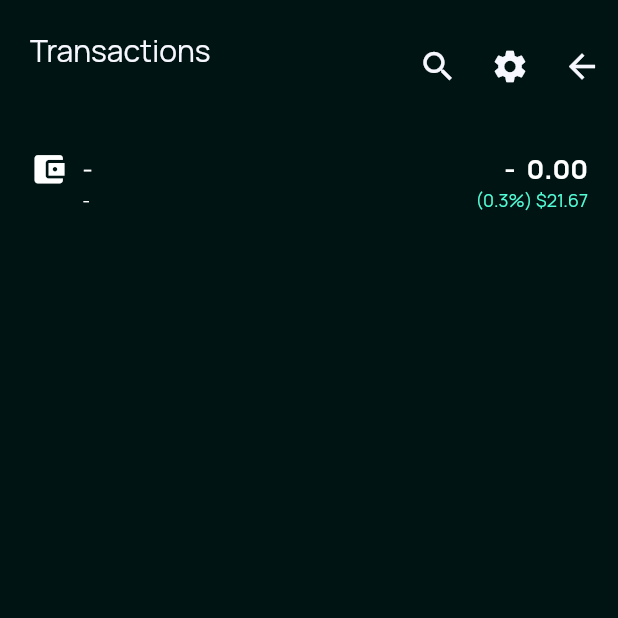
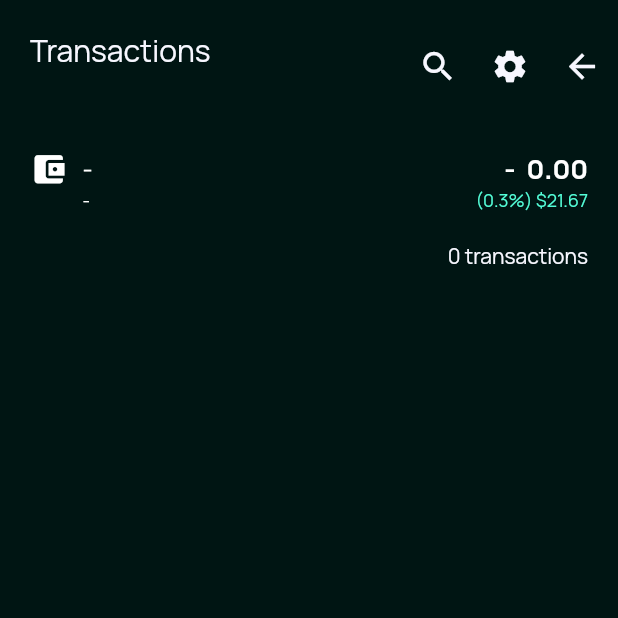
Before and after one commit to pierrickmartino/walletexplorer, a Flutter app: the Transactions screen opened by its route, on a phone screen of 412 x 824 dp, the top half of it. Run offline on Flutter 3.47's test engine with Material 2 defaults, Android fonts, the phone set to English and light mode, and no system bars; our stand-ins replace cached_network_image, charts_flutter, cloud_firestore, date_format, dynamic_theme, firebase_auth and 4 more; missing offline and left inert: snack; accounts and stored records are empty.

Commit message:
Transactions - show a counter to indicate transactions results

```diff
--- a/lib/ui/screens/overview.dart
+++ b/lib/ui/screens/overview.dart
@@ -30,6 +30,8 @@ class _OverviewState extends State<Overview> {
           mainAxisAlignment: MainAxisAlignment.end,
           children: <Widget>[
             FlatButton(
+                shape: RoundedRectangleBorder(
+                    borderRadius: BorderRadius.circular(10)),
                 onPressed: () {
                   Navigator.pushNamed(
                     context,
--- a/lib/ui/screens/transactions.dart
+++ b/lib/ui/screens/transactions.dart
@@ -1,6 +1,7 @@
 import 'package:flutter/material.dart';
 
 import 'package:provider/provider.dart';
+import 'package:walletexplorer/ui/widgets/transaction_counter.dart';
 import 'package:walletexplorer/ui/widgets/transaction_ui.dart';
 
 import '../../core/viewmodels/CRUDModel.dart';
@@ -75,10 +76,12 @@ class _TransactionsState extends State<Transactions> {
                   currency: currentAccount.currency,
                   depositary: currentAccount.bank,
                 ),
+                TransactionCounter(
+                    numberOfTransactions: transactions.length.toString()),
+                //SearchTransaction(editingController: editingController),
                 SizedBox(
                   height: 15,
                 ),
-                //SearchTransaction(editingController: editingController),
                 Expanded(
                     child: ListView.builder(
                   shrinkWrap: true,
--- a/lib/ui/widgets/account_ui.dart
+++ b/lib/ui/widgets/account_ui.dart
@@ -340,6 +340,8 @@ class _AccountState extends State<AccountUI> {
               //     },
               //     child: Text('see untyped transactions')),
               FlatButton(
+                  shape: RoundedRectangleBorder(
+                      borderRadius: BorderRadius.circular(10)),
                   onPressed: () {
                     Navigator.pushNamed(
                       context,
--- /dev/null
+++ b/lib/ui/widgets/transaction_counter.dart
@@ -0,0 +1,26 @@
+import 'package:flutter/material.dart';
+
+class TransactionCounter extends StatefulWidget {
+  final String numberOfTransactions;
+  TransactionCounter({Key key, this.numberOfTransactions}) : super(key: key);
+
+  @override
+  _TransactionCounterState createState() => _TransactionCounterState();
+}
+
+class _TransactionCounterState extends State<TransactionCounter> {
+  @override
+  Widget build(BuildContext context) {
+    return Padding(
+        padding: const EdgeInsets.fromLTRB(20, 20, 20, 0),
+        child: Row(
+            mainAxisSize: MainAxisSize.max,
+            mainAxisAlignment: MainAxisAlignment.end,
+            children: <Widget>[
+              Text(
+                widget.numberOfTransactions.toString() + " transactions",
+                style: TextStyle(color: Theme.of(context).cursorColor),
+              ),
+            ]));
+  }
+}
--- a/lib/ui/widgets/transaction_ui.dart
+++ b/lib/ui/widgets/transaction_ui.dart
@@ -137,6 +137,10 @@ class _TransactionState extends State<TransactionUI> {
       case 'internalTransfer':
         {
           return MaterialCommunityIcons.swap_horizontal;
+        }
+      case 'familyChildren':
+        {
+          return MaterialCommunityIcons.human_child;
         }
       case 'unknown':
         {
```
